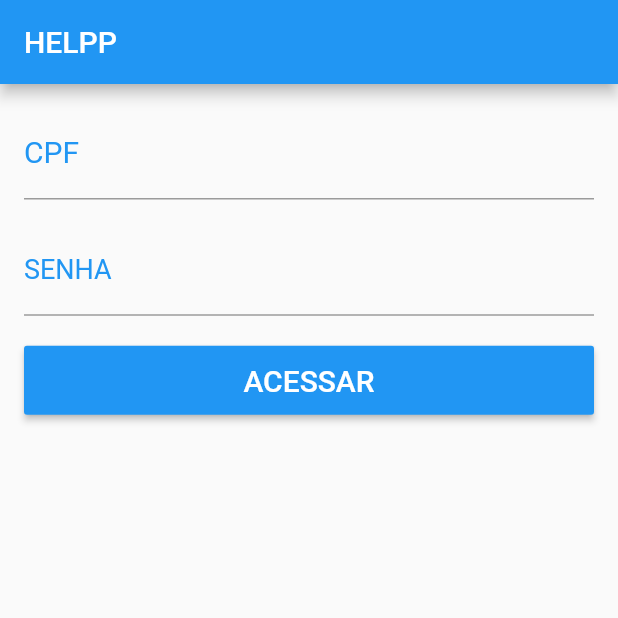
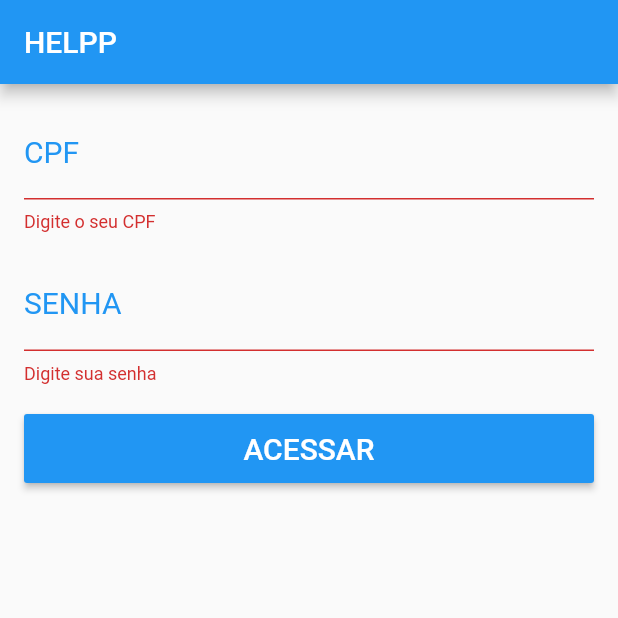
Before and after one commit to IronSon98/HELPP, a Flutter app: the screen it shows after launch, after a tap on "ACESSAR", on a phone screen of 412 x 824 dp, the top half of it. Run offline on Flutter 3.47's test engine with Material 2 defaults, Android fonts, the light colour scheme and no system bars.

Commit message:
Implementação tela de login

```diff
--- a/helpp/lib/pages/login_pages.dart
+++ b/helpp/lib/pages/login_pages.dart
@@ -1,7 +1,25 @@
 import 'package:flutter/material.dart';
+import 'package:helpp/widgets/app_button.dart';
+import 'package:helpp/widgets/app_text.dart';
 
+class LoginPage extends StatefulWidget {
+  @override
+  _LoginPageState createState() => _LoginPageState();
+}
 
-class LoginPage extends StatelessWidget {
+class _LoginPageState extends State<LoginPage> {
+  final _formKey = GlobalKey<FormState>();
+
+  final _tCPF = TextEditingController();
+  final _tSenha =  TextEditingController();
+
+  final _focusSenha = FocusNode();
+
+  @override
+  void initState() {
+    super.initState();
+  }
+
   @override
   Widget build(BuildContext context) {
     return Scaffold(
@@ -13,62 +31,66 @@
   }
 
   _body() {
-    return Container (
-      padding: EdgeInsets.all(16),
-      child: ListView(
-        children: <Widget>[
-          TextFormField(
-            style: TextStyle(
-              fontSize: 15,
-              color: Colors.black
+    return Form(
+      key: _formKey,
+      child: Container (
+        padding: EdgeInsets.all(16),
+        child: ListView(
+          children: <Widget>[
+
+            AppText("CPF",
+            "Digite o seu CPF",
+            controller: _tCPF,
+            validator: _validarCPF,
+            keyboardType: TextInputType.number,
+            textInputAction: TextInputAction.next,
+            nextFocus: _focusSenha),
+            SizedBox(height: 18,),
+
+            AppText("SENHA",
+            "Digite sua senha",
+            password: true,
+            controller: _tSenha,
+            validator: _validarSenha,
+            focusNode: _focusSenha),
+            SizedBox(height: 20,),
+
+            AppButton(
+              "ACESSAR",
+              onPressed: _onClickLogin,
             ),
-            decoration: InputDecoration(
-              labelText: "CPF",
-              labelStyle: TextStyle(
-                fontSize: 20,
-                color: Colors.blue
-              ),
-              hintText: "Digite o seu CPF",
-              hintStyle: TextStyle(
-                color: Colors.grey
-              )
-            ),
-          ),
-          SizedBox(height: 18,),
-          TextFormField(
-            style: TextStyle(
-              fontSize: 15,
-              color: Colors.black
-            ),
-            decoration: InputDecoration(
-              labelText: "SENHA",
-              labelStyle: TextStyle(
-                fontSize: 18,
-                color: Colors.blue
-              ),
-              hintText: "Digite sua senha",
-              hintStyle: TextStyle(
-                color: Colors.grey
-              )
-            ),
-          ),
-          SizedBox(height: 20,),
-          Container(
-            height:46,
-            child: RaisedButton(
-              color: Colors.blue,
-              child: Text(
-                "ACESSAR",
-                style: TextStyle(
-                  color: Colors.white,
-                  fontSize: 20
-                ),
-              ),
-              onPressed: () {},
-            ),
-          )
-        ]
-      )
+          ],
+        ),
+      ),
     );
   }
+
+  void _onClickLogin() {
+    bool formOk = _formKey.currentState.validate();
+    if(!formOk) {
+      return;
+    }
+
+    String cpf = _tCPF.text;
+    String senha = _tSenha.text;
+
+    print("CPF: $cpf, Senha: $senha");
+  }
+
+  String _validarCPF(String cpf) {
+    if(cpf.isEmpty) {
+      return "Digite o seu CPF";
+    }
+    if(cpf.length != 11) {
+      return "CPF incorreto";
+    }
+    return null;
+  }
+
+   String _validarSenha(String senha) {
+    if(senha.isEmpty) {
+      return "Digite sua senha";
+    }
+    return null;
+  }
 }
--- /dev/null
+++ b/helpp/lib/widgets/app_button.dart
@@ -0,0 +1,26 @@
+import 'package:flutter/material.dart';
+
+class AppButton extends StatelessWidget {
+  String text;
+  Function onPressed;
+
+  AppButton(this.text, {this.onPressed});
+
+  @override
+  Widget build(BuildContext context) {
+    return Container(
+      height:46,
+      child: RaisedButton(
+        color: Colors.blue,
+        child: Text(
+          text,
+          style: TextStyle(
+            color: Colors.white,
+            fontSize: 20,
+          ),
+        ),
+        onPressed: onPressed,
+      ),
+    );
+  }
+}
--- /dev/null
+++ b/helpp/lib/widgets/app_text.dart
@@ -0,0 +1,57 @@
+import 'package:flutter/material.dart';
+
+class AppText extends StatelessWidget {
+  String label;
+  String hint;
+  bool password;
+  TextEditingController controller;
+  FormFieldValidator<String> validator;
+  TextInputType keyboardType;
+  TextInputAction textInputAction;
+  FocusNode focusNode;
+  FocusNode nextFocus;
+
+  AppText(
+    this.label,
+    this.hint, {
+    this.password = false,
+    this.controller,
+    this.validator,
+    this.keyboardType,
+    this.textInputAction,
+    this.focusNode,
+    this.nextFocus,
+  });
+
+  @override
+  Widget build(BuildContext context) {
+    return TextFormField(
+      controller: controller,
+      obscureText: password,
+      validator: validator,
+      keyboardType: keyboardType,
+      textInputAction: textInputAction,
+      focusNode: focusNode,
+      onFieldSubmitted: (String text) {
+        if(nextFocus != null) {
+          FocusScope.of(context).requestFocus(nextFocus);
+        }
+      },
+      style: TextStyle(
+        fontSize: 15,
+        color: Colors.black,
+      ),
+      decoration: InputDecoration(
+        labelText: label,
+        labelStyle: TextStyle(
+          fontSize: 20,
+          color: Colors.blue,
+        ),
+        hintText: hint,
+        hintStyle: TextStyle(
+          color: Colors.grey,
+        ),
+      ),
+    );
+  }
+}
```
